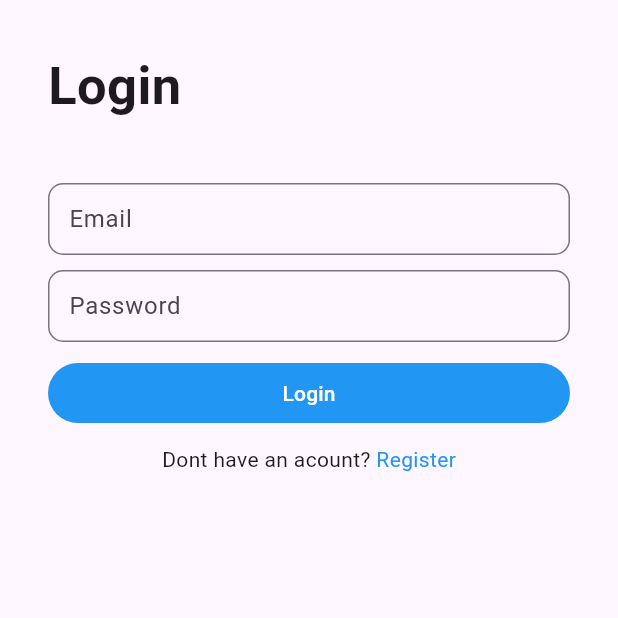
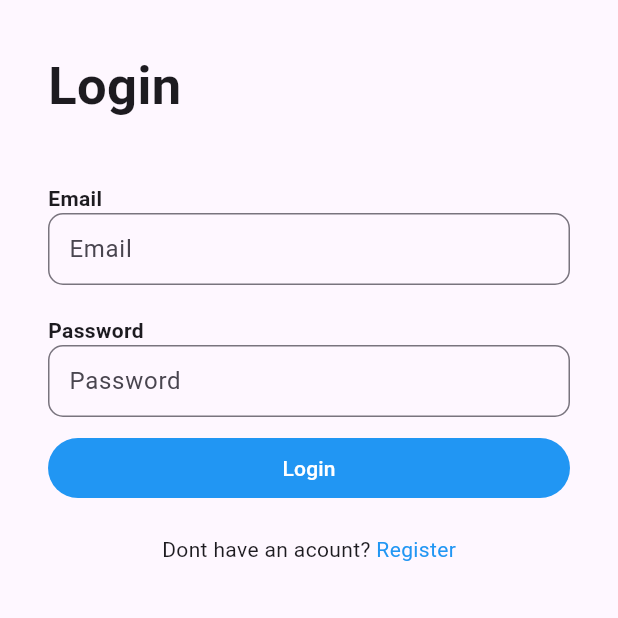
Before and after one commit to FarhanSFix/blogapp, a Flutter app: the screen it shows after launch, on a phone screen of 412 x 824 dp, the top half of it. Run offline on Flutter 3.47's test engine with Material 3 defaults, Android fonts, the phone set to English and light mode, and no system bars; our stand-ins replace image_picker, shared_preferences; accounts and stored records are empty.

Commit message:
update form aut

```diff
--- a/lib/screens/login.dart
+++ b/lib/screens/login.dart
@@ -56,13 +56,15 @@ class _LoginState extends State<Login> {
               style: TextStyle(fontSize: 35, fontWeight: FontWeight.bold),
             ),
             SizedBox(height: 40),
+            Text('Email', style: TextStyle(fontWeight: FontWeight.bold)),
             TextFormField(
               keyboardType: TextInputType.emailAddress,
               controller: txtEmail,
               validator: (val) => val!.isEmpty ? 'Invalid email address' : null,
               decoration: kInputDecoration('Email'),
             ),
-            SizedBox(height: 10),
+            SizedBox(height: 20),
+            Text('Password', style: TextStyle(fontWeight: FontWeight.bold)),
             TextFormField(
               controller: txtPassword,
               obscureText: true,
@@ -81,7 +83,7 @@ class _LoginState extends State<Login> {
                       });
                     }
                   }),
-            SizedBox(height: 10),
+            SizedBox(height: 20),
             kLoginRegisterHint('Dont have an acount? ', 'Register', () {
               Navigator.of(context).pushAndRemoveUntil(
                 MaterialPageRoute(builder: (context) => Register()),
--- a/lib/screens/register.dart
+++ b/lib/screens/register.dart
@@ -45,7 +45,7 @@ class _RegisterState extends State<Register> {
     await pref.setString('token', user.token ?? '');
     await pref.setInt('userId', user.id ?? 0);
     Navigator.of(context).pushAndRemoveUntil(
-      MaterialPageRoute(builder: (context) => Home()),
+      MaterialPageRoute(builder: (context) => Login()),
       (route) => false,
     );
   }
```
